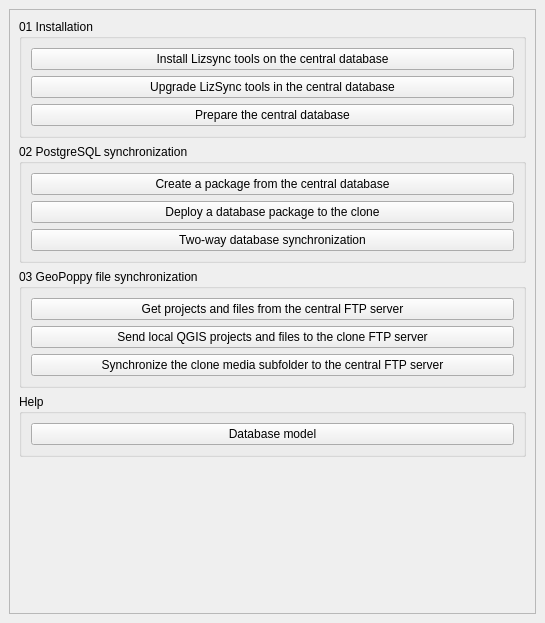
First picture: the form in lizsync/resources/ui/lizsync_dockwidget_base.ui, repository 3liz/qgis-lizsync-plugin, before the edit.
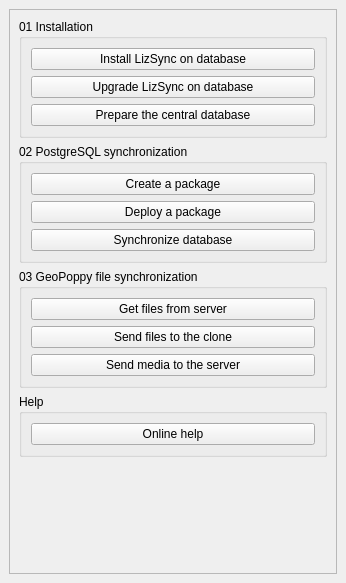
Second picture: the form after the edit.

Commit message: Dock - Simplify button labels & add tooltips

Diff of the .ui file:
```diff
--- a/lizsync/resources/ui/lizsync_dockwidget_base.ui
+++ b/lizsync/resources/ui/lizsync_dockwidget_base.ui
@@ -6,8 +6,8 @@
    <rect>
     <x>0</x>
     <y>0</y>
-    <width>545</width>
-    <height>623</height>
+    <width>346</width>
+    <height>583</height>
    </rect>
   </property>
   <property name="windowTitle">
@@ -25,8 +25,8 @@
         <rect>
          <x>0</x>
          <y>0</y>
-         <width>525</width>
-         <height>584</height>
+         <width>326</width>
+         <height>544</height>
         </rect>
        </property>
        <layout class="QVBoxLayout" name="verticalLayout">
@@ -38,16 +38,22 @@
           <layout class="QVBoxLayout" name="verticalLayout_2">
            <item>
             <widget class="QPushButton" name="button_create_database_structure">
-             <property name="text">
+             <property name="toolTip">
               <string>Install Lizsync tools on the central database</string>
              </property>
+             <property name="text">
+              <string>Install LizSync on database</string>
+             </property>
             </widget>
            </item>
            <item>
             <widget class="QPushButton" name="button_upgrade_database_structure">
-             <property name="text">
+             <property name="toolTip">
               <string>Upgrade LizSync tools in the central database</string>
              </property>
+             <property name="text">
+              <string>Upgrade LizSync on database</string>
+             </property>
             </widget>
            </item>
            <item>
@@ -68,23 +74,32 @@
           <layout class="QVBoxLayout" name="verticalLayout_3">
            <item>
             <widget class="QPushButton" name="button_package_master_database">
-             <property name="text">
+             <property name="toolTip">
               <string>Create a package from the central database</string>
              </property>
+             <property name="text">
+              <string>Create a package</string>
+             </property>
             </widget>
            </item>
            <item>
             <widget class="QPushButton" name="button_deploy_database_server_package">
-             <property name="text">
+             <property name="toolTip">
               <string>Deploy a database package to the clone</string>
              </property>
+             <property name="text">
+              <string>Deploy a package</string>
+             </property>
             </widget>
            </item>
            <item>
             <widget class="QPushButton" name="button_synchronize_database">
-             <property name="text">
+             <property name="toolTip">
               <string>Two-way database synchronization</string>
              </property>
+             <property name="text">
+              <string>Synchronize database</string>
+             </property>
             </widget>
            </item>
           </layout>
@@ -98,23 +113,32 @@
           <layout class="QVBoxLayout" name="verticalLayout_4">
            <item>
             <widget class="QPushButton" name="button_get_projects_and_files_from_central_ftp">
-             <property name="text">
+             <property name="toolTip">
               <string>Get projects and files from the central FTP server</string>
              </property>
+             <property name="text">
+              <string>Get files from server</string>
+             </property>
             </widget>
            </item>
            <item>
             <widget class="QPushButton" name="button_send_projects_and_files_to_clone_ftp">
-             <property name="text">
+             <property name="toolTip">
               <string>Send local QGIS projects and files to the clone FTP server</string>
              </property>
+             <property name="text">
+              <string>Send files to the clone</string>
+             </property>
             </widget>
            </item>
            <item>
             <widget class="QPushButton" name="button_synchronize_media_subfolder_to_ftp">
-             <property name="text">
+             <property name="toolTip">
               <string>Synchronize the clone media subfolder to the central FTP server</string>
              </property>
+             <property name="text">
+              <string>Send media to the server</string>
+             </property>
             </widget>
            </item>
           </layout>
@@ -129,7 +153,7 @@
            <item>
             <widget class="QPushButton" name="button_help_database">
              <property name="text">
-              <string>Database model</string>
+              <string>Online help</string>
              </property>
             </widget>
            </item>
```
Left out of the diff: 6 changed lines with no effect on the pictures.
